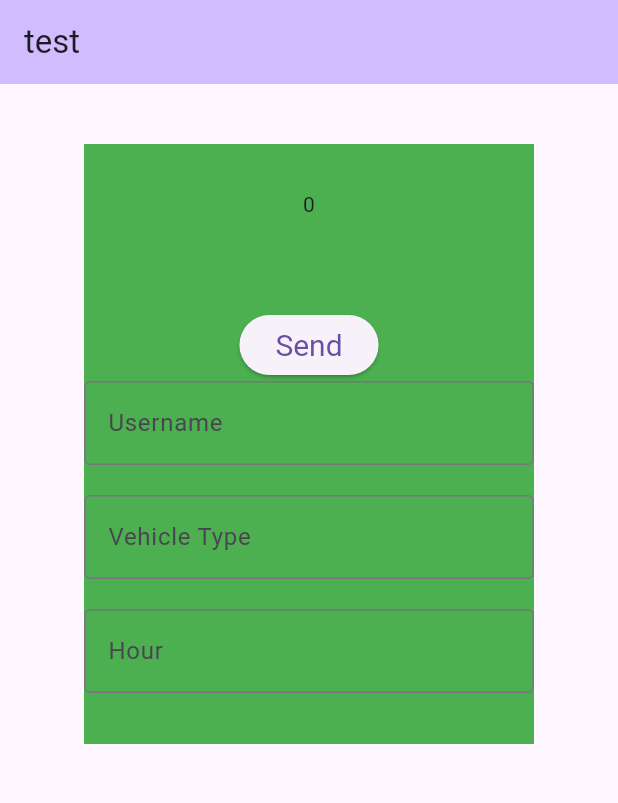
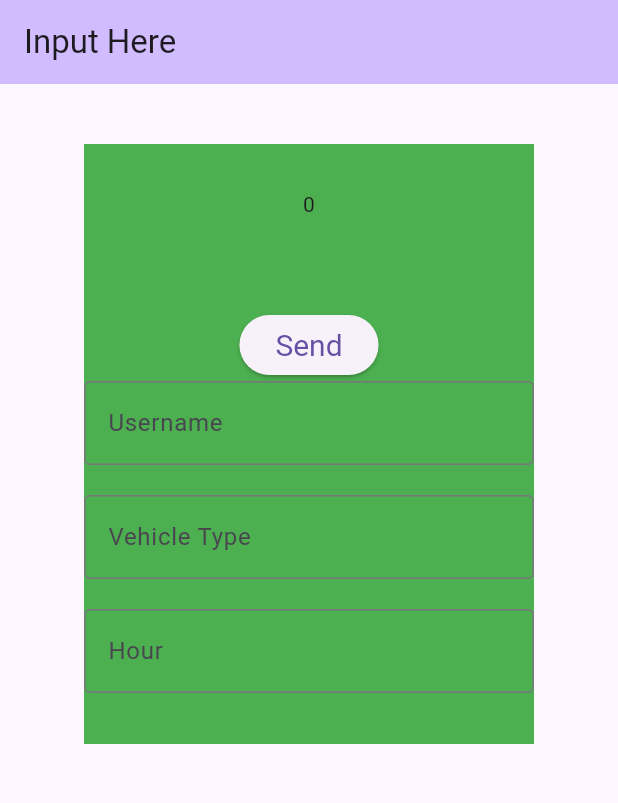
Before and after one commit to KelapaBulan/AplikasiPerangkatBergerakSirius, a Flutter app: the screen it shows after launch, after a tap on "Send", on a phone screen of 412 x 824 dp, the part 195-998 px from its top. Run offline on Flutter 3.47's test engine with Material 3 defaults, Android fonts, the phone set to English and light mode, and no system bars.

Commit message:
Add files via upload

```diff
--- a/lib/screens/screen_one.dart
+++ b/lib/screens/screen_one.dart
@@ -1,8 +1,5 @@
 import 'package:flutter/material.dart';
 import 'globals.dart' as globals;
-
-
-
 
 
 
@@ -20,7 +17,7 @@ class _FirstScreenPage extends State<FirstScreen> with SingleTickerProviderState
 
   @override
   void initState() {
-    tabController = TabController(length: 4, initialIndex: 0, vsync: this);
+    tabController = TabController(length: 2, initialIndex: 0, vsync: this);
     tabController.addListener(() {
       setState(() {});
     });
@@ -49,8 +46,10 @@ class _FirstScreenPage extends State<FirstScreen> with SingleTickerProviderState
     var yawar = int.parse(myController2.text);
     if (myController1.text == "Motor" || myController1.text == "motor"){
         yawar = yawar * 3000;
-    } else if(myController1 == "Mobil" || myController1.text == "mobil"){
+    } else if(myController1.text == "Mobil" || myController1.text == "mobil"){
       yawar = yawar * 5000;
+    } else {
+      yawar = yawar * 7000;
     }
 
     setState(() {
@@ -58,12 +57,13 @@ class _FirstScreenPage extends State<FirstScreen> with SingleTickerProviderState
       globals.globalText1 = myController1.text;
       globals.globalText2 = myController2.text;
       globals.globalInt = '$yawar';
-      globals.growableList.insert(globalint2, "User = " + globals.globalText + " Pass = " + globals.globalText1 +
-      " Hour = " + myController2.text + " Price = " + '$yawar');
+      globals.growableList.insert(globalint2, "User = " + globals.globalText + " Jenis Kendaraan = " + globals.globalText1 +
+      " jam Parkir = " + myController2.text + " Price = " + '$yawar');
     });
     print(globals.globalText);
-    globalint2--;
+    globalint2++;
     widget.tabController.animateTo(1);
+    print(globals.growableList.map((quote) => Text(quote)).toList());
   }
 
   @override
@@ -79,7 +79,7 @@ class _FirstScreenPage extends State<FirstScreen> with SingleTickerProviderState
         backgroundColor: Theme.of(context).colorScheme.inversePrimary,
         // Here we take the value from the MyHomePage object that was created by
         // the App.build method, and use it to set our appbar title.
-        title: Text("test"),
+        title: Text("Input Here"),
       ),
       body: Center(
         // Center is a layout widget. It takes a single child and positions it
--- a/lib/screens/screen_two.dart
+++ b/lib/screens/screen_two.dart
@@ -41,7 +41,7 @@ class SecondScreen extends StatefulWidget {
         backgroundColor: Theme.of(context).colorScheme.inversePrimary,
         // Here we take the value from the MyHomePage object that was created by
         // the App.build method, and use it to set our appbar title.
-        title: Text("test"),
+        title: Text("Output"),
       ),
       body: Center(
         // Center is a layout widget. It takes a single child and positions it
@@ -66,7 +66,7 @@ class SecondScreen extends StatefulWidget {
  Container(
   color: Colors.green,
  width: 400,
- height: 300,
+ height: 450,
  margin: const EdgeInsets.all(40.0),
  child: Column(
   mainAxisSize: MainAxisSize.min,
```
